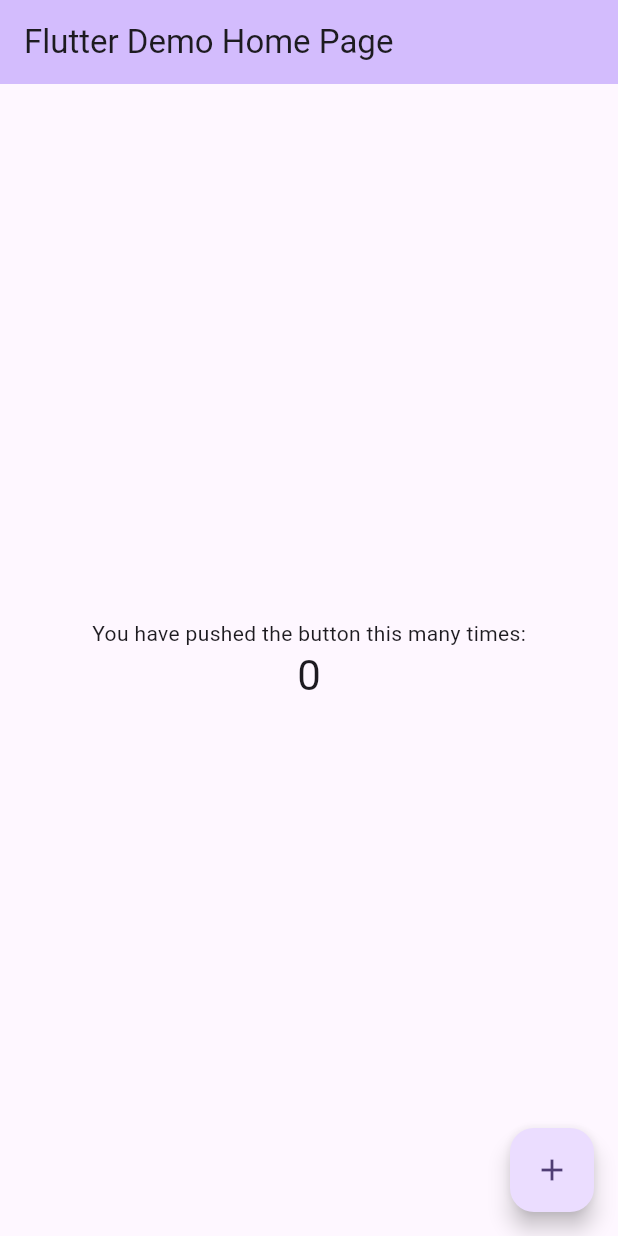
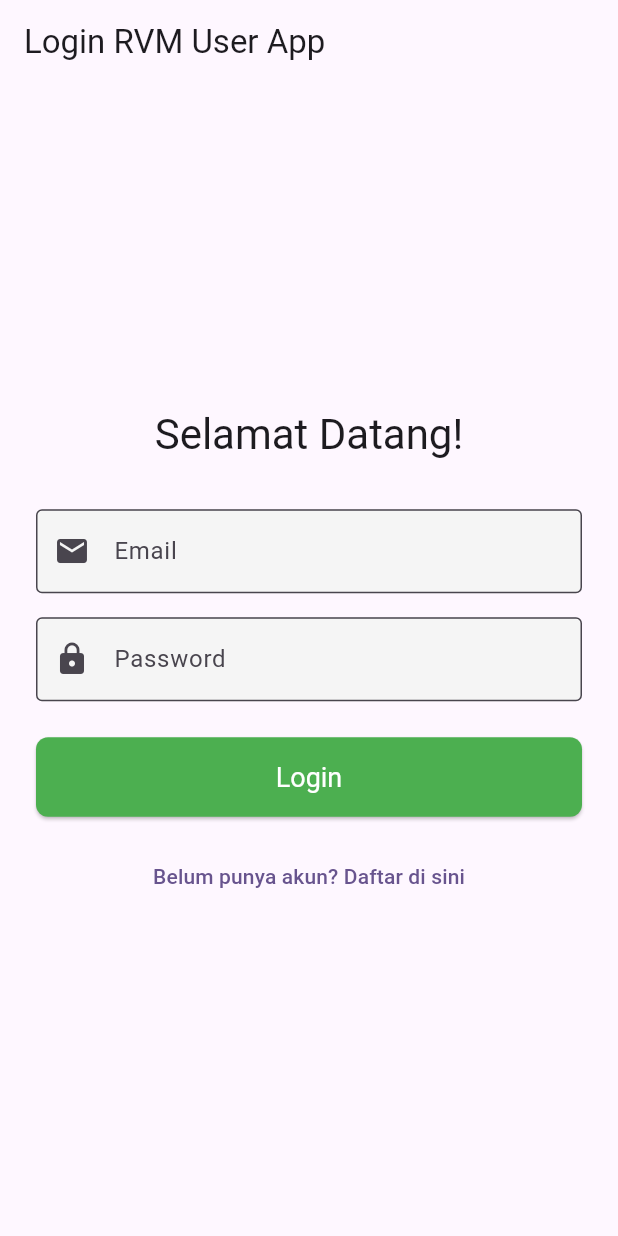
Before and after one commit to vnot01/myrvm_user_app, a Flutter app: the screen it shows after launch, on a phone screen of 412 x 824 dp. Run offline on Flutter 3.47's test engine with Material 3 defaults, Android fonts, the phone set to English and light mode, and no system bars.

Commit message:
Struktur Folder, AuthService, dan LoginScreen

```diff
--- a/lib/main.dart
+++ b/lib/main.dart
@@ -1,4 +1,5 @@
 import 'package:flutter/material.dart';
+import 'screens/auth/login_screen.dart'; // Import LoginScreen
 
 void main() {
   runApp(const MyApp());
@@ -29,8 +30,33 @@ class MyApp extends StatelessWidget {
         // This works for code too, not just values: Most code changes can be
         // tested with just a hot reload.
         colorScheme: ColorScheme.fromSeed(seedColor: Colors.deepPurple),
+        useMaterial3: true,
+        // Tambahkan tema untuk input field agar lebih menarik (opsional)
+        inputDecorationTheme: InputDecorationTheme(
+          border: OutlineInputBorder(borderRadius: BorderRadius.circular(8.0)),
+          filled: true,
+          fillColor: Colors.grey[100], // Warna latar field
+        ),
+        elevatedButtonTheme: ElevatedButtonThemeData(
+          style: ElevatedButton.styleFrom(
+            backgroundColor: Colors.green, // Warna tombol utama
+            foregroundColor: Colors.white, // Warna teks tombol utama
+            shape: RoundedRectangleBorder(
+              borderRadius: BorderRadius.circular(8.0),
+            ),
+          ),
+        ),
       ),
-      home: const MyHomePage(title: 'Flutter Demo Home Page'),
+      // home: const MyHomePage(title: 'Flutter Demo Home Page'),
+      // Ganti home menjadi LoginScreen
+      home: const LoginScreen(),
+      // TODO: Setup routes untuk navigasi yang lebih baik nanti
+      // routes: {
+      //   '/login': (context) => const LoginScreen(),
+      //   '/register': (context) => const RegistrationScreen(),
+      //   '/home': (context) => const HomeScreen(),
+      // },
+      // initialRoute: '/login', // Jika menggunakan routes
     );
   }
 }
--- /dev/null
+++ b/lib/screens/auth/login_screen.dart
@@ -0,0 +1,174 @@
+// lib/screens/auth/login_screen.dart
+import 'package:flutter/material.dart';
+import '../../services/auth_service.dart';
+// import '../home_screen.dart'; // Nanti untuk navigasi setelah login
+// import 'registration_screen.dart'; // Nanti untuk navigasi ke registrasi
+
+class LoginScreen extends StatefulWidget {
+  const LoginScreen({super.key});
+
+  @override
+  State<LoginScreen> createState() => _LoginScreenState();
+}
+
+class _LoginScreenState extends State<LoginScreen> {
+  final _formKey = GlobalKey<FormState>(); // Kunci untuk validasi form
+  final TextEditingController _emailController = TextEditingController();
+  final TextEditingController _passwordController = TextEditingController();
+  final AuthService _authService = AuthService(); // Instance service auth
+
+  bool _isLoading = false; // Untuk menampilkan indikator loading
+  String? _errorMessage; // Untuk menampilkan pesan error
+
+  Future<void> _loginUser() async {
+    if (_formKey.currentState!.validate()) {
+      // Validasi form
+      setState(() {
+        _isLoading = true;
+        _errorMessage = null;
+      });
+
+      final result = await _authService.login(
+        _emailController.text.trim(),
+        _passwordController.text.trim(),
+      );
+
+      setState(() {
+        _isLoading = false;
+      });
+
+      if (result['success']) {
+        // Login berhasil
+        // TODO: Simpan token (misalnya, menggunakan shared_preferences atau flutter_secure_storage)
+        // TODO: Navigasi ke HomeScreen
+        final token = result['data']['access_token'];
+        final userName = result['data']['user']['name'];
+        print('Login Berhasil! Token: $token, User: $userName'); // Untuk debug
+
+        // Contoh navigasi sederhana (ganti dengan navigasi yang benar nanti)
+        ScaffoldMessenger.of(context).showSnackBar(
+          SnackBar(content: Text('Login Berhasil! Halo $userName')),
+        );
+        // Navigator.of(context).pushReplacement(
+        //   MaterialPageRoute(builder: (context) => const HomeScreen()),
+        // );
+      } else {
+        // Login gagal
+        setState(() {
+          _errorMessage = result['message'] ?? 'Terjadi kesalahan saat login.';
+          // Jika ada errors spesifik per field dari backend:
+          // final errors = result['errors'];
+          // if (errors != null && errors['email'] != null) {
+          //   _errorMessage = errors['email'][0];
+          // } else if (errors != null && errors['password'] != null) {
+          //   _errorMessage = errors['password'][0];
+          // }
+        });
+      }
+    }
+  }
+
+  @override
+  void dispose() {
+    _emailController.dispose();
+    _passwordController.dispose();
+    super.dispose();
+  }
+
+  @override
+  Widget build(BuildContext context) {
+    return Scaffold(
+      appBar: AppBar(title: const Text('Login RVM User App')),
+      body: Center(
+        child: SingleChildScrollView(
+          // Agar bisa di-scroll jika konten melebihi layar
+          padding: const EdgeInsets.all(24.0),
+          child: Form(
+            key: _formKey,
+            child: Column(
+              mainAxisAlignment: MainAxisAlignment.center,
+              crossAxisAlignment: CrossAxisAlignment.stretch,
+              children: <Widget>[
+                Text(
+                  'Selamat Datang!',
+                  style: Theme.of(context).textTheme.headlineMedium,
+                  textAlign: TextAlign.center,
+                ),
+                const SizedBox(height: 32.0),
+                TextFormField(
+                  controller: _emailController,
+                  decoration: const InputDecoration(
+                    labelText: 'Email',
+                    border: OutlineInputBorder(),
+                    prefixIcon: Icon(Icons.email),
+                  ),
+                  keyboardType: TextInputType.emailAddress,
+                  validator: (value) {
+                    if (value == null || value.isEmpty) {
+                      return 'Email tidak boleh kosong';
+                    }
+                    if (!value.contains('@')) {
+                      return 'Masukkan email yang valid';
+                    }
+                    return null;
+                  },
+                ),
+                const SizedBox(height: 16.0),
+                TextFormField(
+                  controller: _passwordController,
+                  decoration: const InputDecoration(
+                    labelText: 'Password',
+                    border: OutlineInputBorder(),
+                    prefixIcon: Icon(Icons.lock),
+                  ),
+                  obscureText: true, // Sembunyikan teks password
+                  validator: (value) {
+                    if (value == null || value.isEmpty) {
+                      return 'Password tidak boleh kosong';
+                    }
+                    if (value.length < 8) {
+                      return 'Password minimal 8 karakter';
+                    }
+                    return null;
+                  },
+                ),
+                const SizedBox(height: 24.0),
+                if (_errorMessage != null)
+                  Padding(
+                    padding: const EdgeInsets.only(bottom: 10.0),
+                    child: Text(
+                      _errorMessage!,
+                      style: const TextStyle(color: Colors.red, fontSize: 14),
+                      textAlign: TextAlign.center,
+                    ),
+                  ),
+                _isLoading
+                    ? const Center(child: CircularProgressIndicator())
+                    : ElevatedButton(
+                      style: ElevatedButton.styleFrom(
+                        padding: const EdgeInsets.symmetric(vertical: 16.0),
+                        textStyle: const TextStyle(fontSize: 18),
+                      ),
+                      onPressed: _loginUser,
+                      child: const Text('Login'),
+                    ),
+                const SizedBox(height: 16.0),
+                TextButton(
+                  onPressed: () {
+                    // TODO: Navigasi ke RegistrationScreen
+                    print('Navigasi ke halaman registrasi...');
+                    // Navigator.of(context).push(
+                    //   MaterialPageRoute(builder: (context) => const RegistrationScreen()),
+                    // );
+                  },
+                  child: const Text('Belum punya akun? Daftar di sini'),
+                ),
+                // TODO: Tambahkan tombol "Login dengan Google" nanti
+              ],
+            ),
+          ),
+        ),
+      ),
+    );
+  }
+}
--- /dev/null
+++ b/lib/utils/api_config.dart
@@ -0,0 +1,9 @@
+// lib/utils/api_config.dart
+class ApiConfig {
+  // Ganti dengan URL ngrok atau server backend Laravel Anda
+  static const String baseUrl =
+      "https://precious-puma-smoothly.ngrok-free.app/api";
+  // Header untuk ngrok jika masih diperlukan (biasanya tidak untuk API call langsung jika sudah dikonfigurasi)
+  // Jika backend API Anda di-hosting langsung (bukan via ngrok dev), header ini tidak perlu.
+  // Untuk sekarang kita tidak sertakan di sini, tapi bisa ditambahkan di service jika perlu.
+}
--- a/pubspec.yaml
+++ b/pubspec.yaml
@@ -2,7 +2,7 @@ name: myrvm_user_app
 description: "A new Flutter project."
 # The following line prevents the package from being accidentally published to
 # pub.dev using `flutter pub publish`. This is preferred for private packages.
-publish_to: 'none' # Remove this line if you wish to publish to pub.dev
+publish_to: "none" # Remove this line if you wish to publish to pub.dev
 
 # The following defines the version and build number for your application.
 # A version number is three numbers separated by dots, like 1.2.43
@@ -30,6 +30,7 @@ environment:
 dependencies:
   flutter:
     sdk: flutter
+  http: ^1.2.1
 
   # The following adds the Cupertino Icons font to your application.
   # Use with the CupertinoIcons class for iOS style icons.
@@ -51,7 +52,6 @@ dev_dependencies:
 
 # The following section is specific to Flutter packages.
 flutter:
-
   # The following line ensures that the Material Icons font is
   # included with your application, so that you can use the icons in
   # the material Icons class.
```
Also changed, not shown: lib/services/auth_service.dart (added, +97 -0 lines), lib/screens/auth/registration_screen.dart (added), lib/screens/home_screen.dart (added), pubspec.lock.
